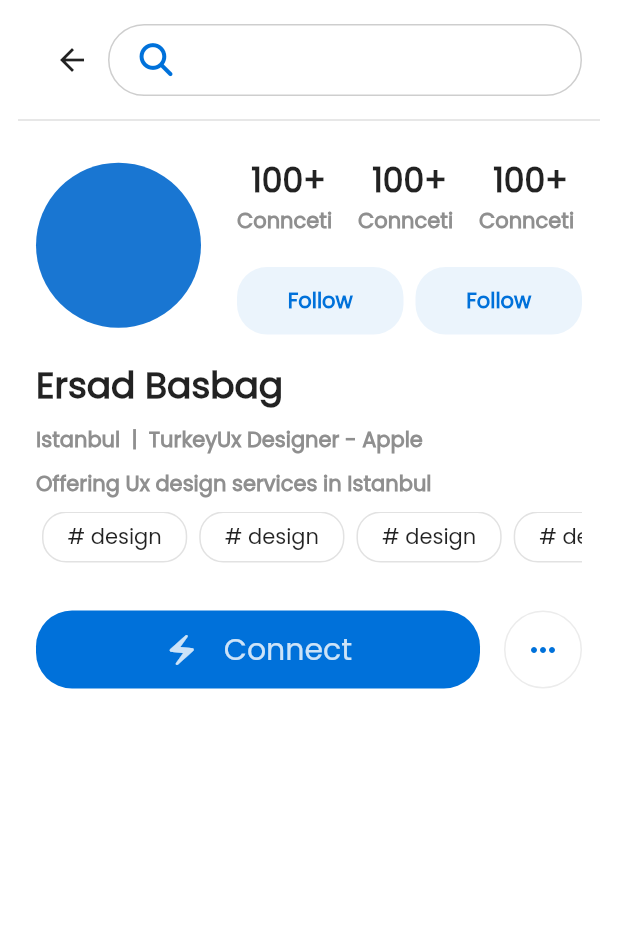
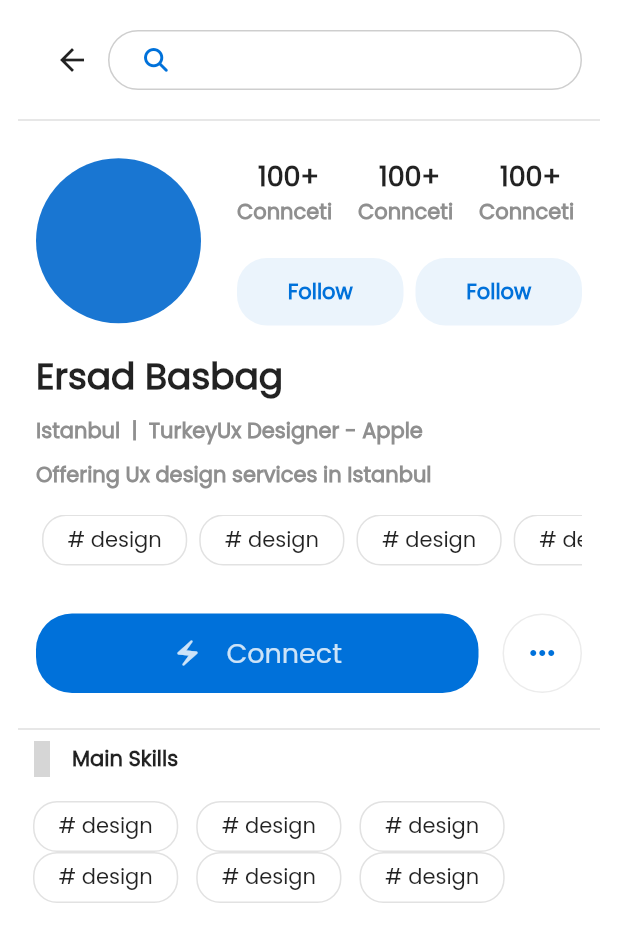
Before and after one commit to tharwatsamy/social_media_with_bloc, a Flutter app: the screen it shows after launch, on a phone screen of 412 x 824 dp. Shown: the top 942 px of the screen. Run offline on Flutter 3.47's test engine with Material 2 defaults, Android fonts, the phone set to English and light mode, and no system bars; our stand-ins replace font_awesome_flutter; missing offline and left inert: awesome_icons; grey boxes are pictures that could not be loaded.

Commit message:
add all skills item

```diff
--- /dev/null
+++ b/lib/Features/profile/presentaiton/views/widgets/activity_item.dart
@@ -0,0 +1,46 @@
+import 'package:flutter/material.dart';
+
+import '../../../../../constants.dart';
+
+class ActivityItem extends StatelessWidget {
+  const ActivityItem({Key? key}) : super(key: key);
+
+  @override
+  Widget build(BuildContext context) {
+    return Column(
+      crossAxisAlignment: CrossAxisAlignment.start,
+      children: [
+        const ListTile(
+          contentPadding: EdgeInsets.zero,
+          leading: CircleAvatar(
+            radius: 25,
+          ),
+          title: Text('Ersad Baspag'),
+          subtitle: Text('2 hours ago'),
+          trailing: Icon(
+            Icons.more_horiz,
+          ),
+        ),
+        const Text(
+          'Hello EveryOne',
+          style: TextStyle(
+            fontWeight: FontWeight.w600,
+          ),
+        ),
+        Padding(
+          padding: const EdgeInsets.symmetric(vertical: 16),
+          child: AspectRatio(
+            aspectRatio: 5 / 3,
+            child: Container(
+              decoration: BoxDecoration(
+                borderRadius: BorderRadius.circular(16),
+                color: kPrimaryColor,
+              ),
+              width: double.infinity,
+            ),
+          ),
+        ),
+      ],
+    );
+  }
+}
--- /dev/null
+++ b/lib/Features/profile/presentaiton/views/widgets/all_skills_item.dart
@@ -0,0 +1,38 @@
+import 'package:awesome_icons/awesome_icons.dart';
+import 'package:flutter/material.dart';
+
+import 'multible_skills_list_view.dart';
+
+class AllSkillsItem extends StatelessWidget {
+  const AllSkillsItem({Key? key}) : super(key: key);
+
+  @override
+  Widget build(BuildContext context) {
+    return Column(
+      crossAxisAlignment: CrossAxisAlignment.start,
+      children: [
+        Row(
+          children: [
+            Icon(
+              FontAwesomeIcons.calendar,
+              color: Colors.grey.withOpacity(.6),
+            ),
+            const SizedBox(
+              width: 8,
+            ),
+            const Text(
+              'Main Skills',
+              style: TextStyle(
+                fontWeight: FontWeight.bold,
+              ),
+            )
+          ],
+        ),
+        const SizedBox(
+          height: 16,
+        ),
+        const MultibleSkillsListview(),
+      ],
+    );
+  }
+}
--- a/lib/Features/profile/presentaiton/views/widgets/connect_button.dart
+++ b/lib/Features/profile/presentaiton/views/widgets/connect_button.dart
@@ -18,6 +18,7 @@ class ConnectButton extends StatelessWidget {
         children: [
           Icon(
             Icons.electric_bolt,
+            size: 20,
             color: Colors.white.withOpacity(.8),
           ),
           const SizedBox(
@@ -26,7 +27,7 @@ class ConnectButton extends StatelessWidget {
           Text(
             'Connect',
             style: TextStyle(
-              fontSize: 20,
+              fontSize: 18,
               color: Colors.white.withOpacity(.8),
             ),
           )
--- a/lib/Features/profile/presentaiton/views/widgets/connection_item.dart
+++ b/lib/Features/profile/presentaiton/views/widgets/connection_item.dart
@@ -13,7 +13,7 @@ class ConnectionItem extends StatelessWidget {
           Text(
             '100+',
             style: TextStyle(
-              fontSize: 22,
+              fontSize: 18,
               fontWeight: FontWeight.w900,
             ),
           ),
--- a/lib/Features/profile/presentaiton/views/widgets/custom_serach_text_field.dart
+++ b/lib/Features/profile/presentaiton/views/widgets/custom_serach_text_field.dart
@@ -8,7 +8,9 @@ class SearchTextField extends StatelessWidget {
 
   @override
   Widget build(BuildContext context) {
-    return TextField(
+    return SizedBox(
+      height: 40,
+      child: TextField(
         decoration: InputDecoration(
           prefixIconColor: kPrimaryColor,
           prefixIcon: const Padding(
@@ -16,13 +18,14 @@ class SearchTextField extends StatelessWidget {
             child: Icon(
               FontAwesomeIcons.magnifyingGlass,
               color: kPrimaryColor,
-            size: 22,
+              size: 16,
             ),
           ),
           contentPadding: const EdgeInsets.symmetric(),
           border: buildBorder(),
           disabledBorder: buildBorder(),
           enabledBorder: buildBorder(),
+        ),
       ),
     );
   }
--- /dev/null
+++ b/lib/Features/profile/presentaiton/views/widgets/multible_skills_list_view.dart
@@ -0,0 +1,29 @@
+
+
+import 'package:flutter/material.dart';
+import 'package:social_media_ui/Features/profile/presentaiton/views/widgets/skills_item.dart';
+class MultibleSkillsListview extends StatelessWidget {
+  const MultibleSkillsListview({Key? key}) : super(key: key);
+
+  final data = const [1, 2, 3, 4, 5, 6];
+  @override
+  Widget build(BuildContext context) {
+    return Wrap(
+      alignment: WrapAlignment.start,
+      direction: Axis.horizontal,
+      children: data
+          .map(
+            (e) => const SizedBox(
+              height: 34,
+              child: Padding(
+                padding: EdgeInsets.symmetric(
+                  horizontal: 6,
+                ),
+                child: SkillsItem(),
+              ),
+            ),
+          )
+          .toList(),
+    );
+  }
+}
--- a/lib/Features/profile/presentaiton/views/widgets/profile_view_body.dart
+++ b/lib/Features/profile/presentaiton/views/widgets/profile_view_body.dart
@@ -1,9 +1,14 @@
+import 'package:awesome_icons/awesome_icons.dart';
+import 'package:flutter/cupertino.dart';
 import 'package:flutter/material.dart';
 import 'package:social_media_ui/Features/profile/presentaiton/views/widgets/custom_search_app_bar.dart';
 import 'package:social_media_ui/Features/profile/presentaiton/views/widgets/profile_actions_button.dart';
 import 'package:social_media_ui/Features/profile/presentaiton/views/widgets/profile_info.dart';
+import 'package:social_media_ui/Features/profile/presentaiton/views/widgets/skills_item.dart';
 import 'package:social_media_ui/constants.dart';
 
+import 'activity_item.dart';
+import 'all_skills_item.dart';
 import 'connections_info.dart';
 import 'custom_divider.dart';
 
@@ -12,7 +17,7 @@ class ProfileViewBody extends StatelessWidget {
 
   @override
   Widget build(BuildContext context) {
-    return Column(
+    return ListView(
       children: const [
         SizedBox(
           height: 16,
@@ -29,6 +34,14 @@ class ProfileViewBody extends StatelessWidget {
           padding: EdgeInsets.symmetric(horizontal: 24),
           child: ProfileInfo(),
         ),
+        SizedBox(
+          height: 16,
+        ),
+        CustomDivider(),
+        Padding(
+          padding: EdgeInsets.symmetric(horizontal: 16),
+          child: AllSkillsItem(),
+        ),
       ],
     );
   }
--- a/lib/Features/profile/presentaiton/views/widgets/skills_item.dart
+++ b/lib/Features/profile/presentaiton/views/widgets/skills_item.dart
@@ -11,10 +11,13 @@ class SkillsItem extends StatelessWidget {
         borderRadius: BorderRadius.circular(16),
         border: Border.all(color: Colors.grey.withOpacity(.3)),
       ),
-      child: const Center(
-        child: Text(
-          '# design',
-        ),
+      child: Column(
+        mainAxisAlignment: MainAxisAlignment.center,
+        children: const [
+          Text(
+            '# design',
+          ),
+        ],
       ),
     );
   }
--- a/lib/Features/profile/presentaiton/views/widgets/user_details.dart
+++ b/lib/Features/profile/presentaiton/views/widgets/user_details.dart
@@ -1,9 +1,8 @@
-
-
 import 'package:flutter/material.dart';
 import 'package:social_media_ui/Features/profile/presentaiton/views/widgets/skills_list_view.dart';
 
 import '../../../../../styles.dart';
+
 class UserDetails extends StatelessWidget {
   const UserDetails({Key? key}) : super(key: key);
 
@@ -38,7 +37,7 @@ class UserDetails extends StatelessWidget {
           style: Styles.body6,
         ),
         SizedBox(
-          height: 8,
+          height: 16,
         ),
         SkillsListView(),
       ],
--- a/lib/constants.dart
+++ b/lib/constants.dart
@@ -1,4 +1,4 @@
 import 'package:flutter/cupertino.dart';
 
 const kPrimaryColor = Color(0xff0071DA);
-const kButtonHeight = 52.0;
+const kButtonHeight = 53.0;
```
Lines whose indentation alone changed are shown as unchanged.
